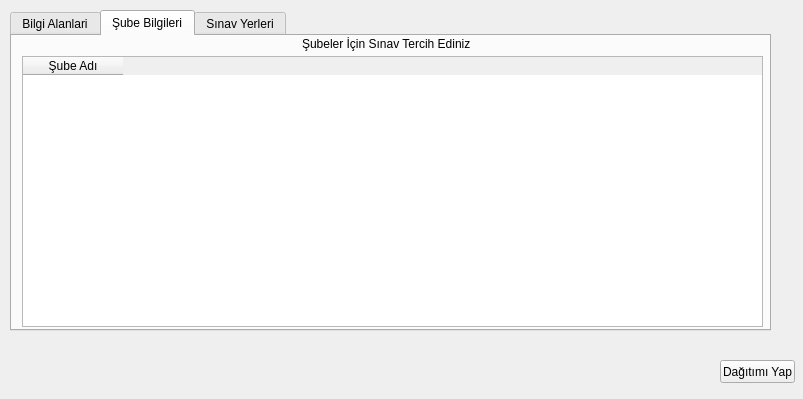
sinanurun/proje2-kelebek, file 162132064 _SinanURUN_Kelebek/yenidagitim.ui: the form before one commit.
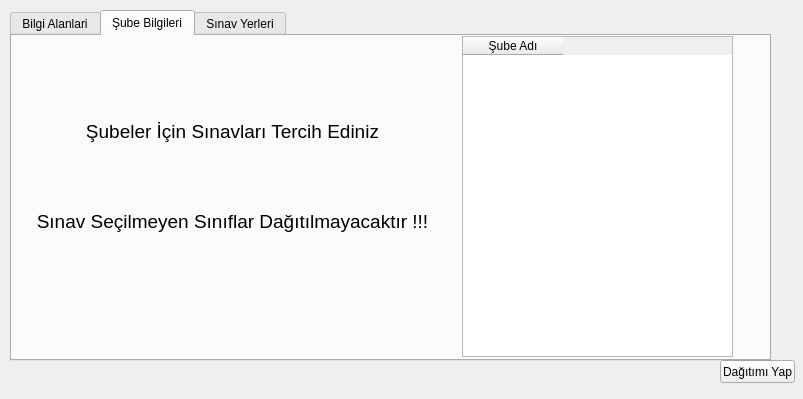
The form after the commit. The open tabs and pages were chosen to show the change.

Diff of the .ui file:
```diff
--- a/162132064 _SinanURUN_Kelebek/yenidagitim.ui
+++ b/162132064 _SinanURUN_Kelebek/yenidagitim.ui
@@ -32,7 +32,7 @@
      <x>10</x>
      <y>10</y>
      <width>761</width>
-     <height>321</height>
+     <height>351</height>
     </rect>
    </property>
    <property name="currentIndex">
@@ -149,10 +149,10 @@
     <widget class="QTableWidget" name="sinav_tablosu_02">
      <property name="geometry">
       <rect>
-       <x>10</x>
-       <y>20</y>
-       <width>741</width>
-       <height>271</height>
+       <x>450</x>
+       <y>0</y>
+       <width>271</width>
+       <height>321</height>
       </rect>
      </property>
      <column>
@@ -164,14 +164,55 @@
     <widget class="QLabel" name="label_4">
      <property name="geometry">
       <rect>
-       <x>290</x>
-       <y>0</y>
-       <width>171</width>
-       <height>16</height>
+       <x>60</x>
+       <y>70</y>
+       <width>321</width>
+       <height>51</height>
       </rect>
      </property>
+     <property name="font">
+      <font>
+       <pointsize>14</pointsize>
+      </font>
+     </property>
+     <property name="styleSheet">
+      <string notr="true">QLabel{rgb(255, 0, 0)}</string>
+     </property>
      <property name="text">
-      <string>Şubeler İçin Sınav Tercih Ediniz</string>
+      <string>Şubeler İçin Sınavları Tercih Ediniz</string>
+     </property>
+     <property name="alignment">
+      <set>Qt::AlignCenter</set>
+     </property>
+     <property name="wordWrap">
+      <bool>true</bool>
+     </property>
+    </widget>
+    <widget class="QLabel" name="label_7">
+     <property name="geometry">
+      <rect>
+       <x>20</x>
+       <y>160</y>
+       <width>401</width>
+       <height>51</height>
+      </rect>
+     </property>
+     <property name="font">
+      <font>
+       <pointsize>14</pointsize>
+      </font>
+     </property>
+     <property name="styleSheet">
+      <string notr="true">QLabel{rgb(255, 0, 0)}</string>
+     </property>
+     <property name="text">
+      <string>Sınav Seçilmeyen Sınıflar Dağıtılmayacaktır !!!</string>
+     </property>
+     <property name="alignment">
+      <set>Qt::AlignCenter</set>
+     </property>
+     <property name="wordWrap">
+      <bool>true</bool>
      </property>
     </widget>
    </widget>
```
Left out of the diff: 26 changed lines with no effect on the pictures.
